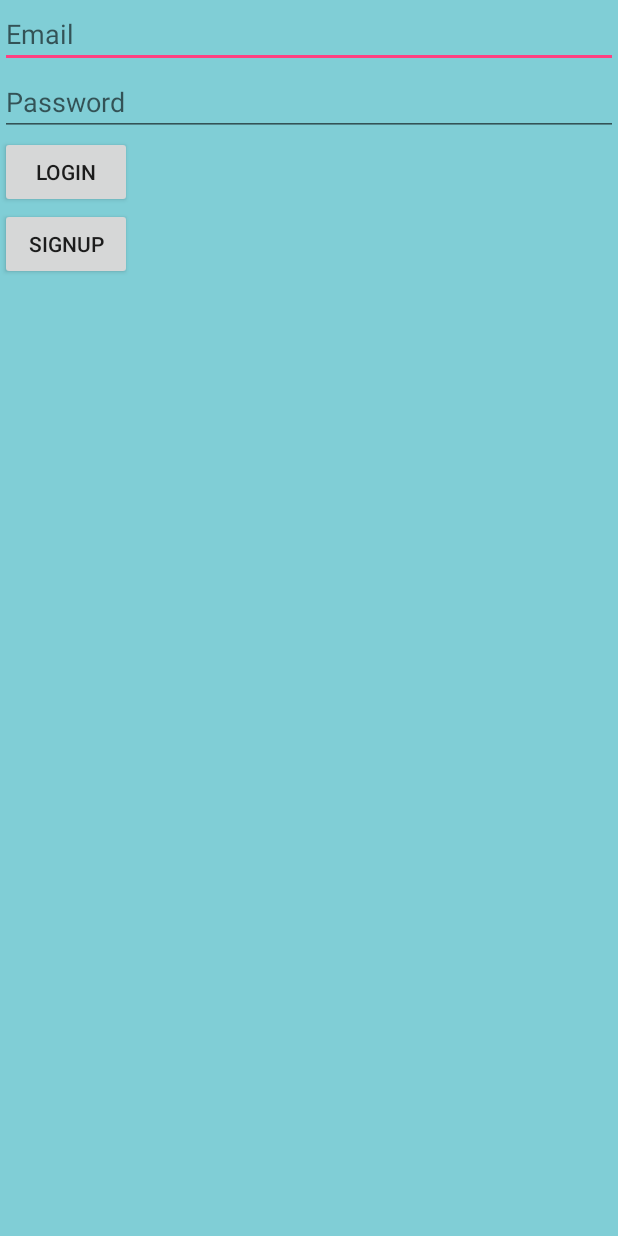
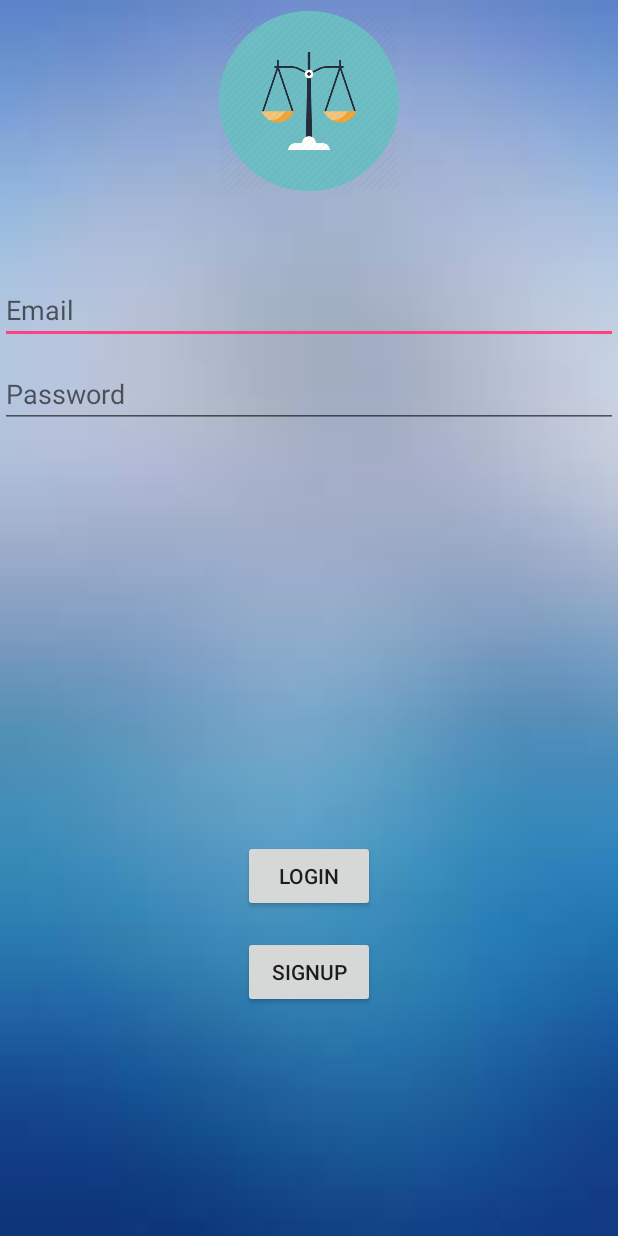
Before and after one commit to android2112/The-lawyer, an Android app: the layout activity_login.xml on its own in the app's theme, with its tools: preview values and no code run, on a phone screen of 412 x 824 dp. Run offline under Robolectric (Android 15) with nearby library versions, the phone set to English and light mode, and no system bars.

Commit message:
login page

```diff
--- a/app/src/main/res/layout/activity_login.xml
+++ b/app/src/main/res/layout/activity_login.xml
@@ -5,48 +5,58 @@
     android:layout_width="match_parent"
     android:layout_height="match_parent"
     tools:context=".LoginActivity"
-    android:background="#80ced6">
+    android:background="@drawable/background"
+    >
 
-<EditText
-    android:id="@+id/emailfield"
-    android:layout_width="match_parent"
-    android:layout_height="wrap_content"
-    android:inputType="textEmailAddress"
-    android:hint="Email"/>
+    <EditText
+        android:id="@+id/emailfield"
+        android:layout_width="match_parent"
+        android:layout_height="wrap_content"
+        android:layout_alignParentStart="true"
+        android:layout_alignParentTop="true"
+        android:layout_marginTop="184dp"
+        android:hint="Email"
+        android:inputType="textEmailAddress" />
 
 
     <EditText
-        android:layout_below="@id/emailfield"
         android:id="@+id/passwordfield"
         android:layout_width="match_parent"
         android:layout_height="wrap_content"
-        android:inputType="textPassword"
-        android:hint="Password"/>
+        android:layout_alignParentStart="true"
+        android:layout_alignParentTop="true"
+        android:layout_marginTop="240dp"
+        android:hint="Password"
+        android:inputType="textPassword" />
 
 
     <Button
-        android:layout_below="@id/passwordfield"
         android:id="@+id/loginbutton"
         android:layout_width="wrap_content"
         android:layout_height="wrap_content"
-        android:text="LOGIN"
-        />
+        android:layout_alignParentBottom="true"
+        android:layout_centerHorizontal="true"
+        android:layout_marginBottom="216dp"
+        android:text="LOGIN" />
 
 
     <Button
-        android:layout_below="@id/loginbutton"
         android:id="@+id/signupbutton"
         android:layout_width="wrap_content"
         android:layout_height="wrap_content"
-        android:text="SIGNUP"
-        />
+        android:layout_alignParentBottom="true"
+        android:layout_centerHorizontal="true"
+        android:layout_marginBottom="152dp"
+        android:text="SIGNUP" />
 
-
-
-
-
-
-
+    <ImageView
+        android:id="@+id/imageView"
+        android:layout_width="wrap_content"
+        android:layout_height="120dp"
+        android:layout_alignParentTop="true"
+        android:layout_centerHorizontal="true"
+        android:layout_marginTop="7dp"
+        app:srcCompat="@drawable/icon1" />
 
 
 </RelativeLayout>
--- a/app/src/main/res/layout/activity_register.xml
+++ b/app/src/main/res/layout/activity_register.xml
@@ -5,7 +5,7 @@
     android:layout_width="match_parent"
     android:layout_height="match_parent"
     tools:context=".RegisterActivity"
-    android:background="#80ced6">
+    >
 
 
     <EditText
```
Also changed, not shown: app/src/main/res/drawable/background_lawyer.jpg (added).
